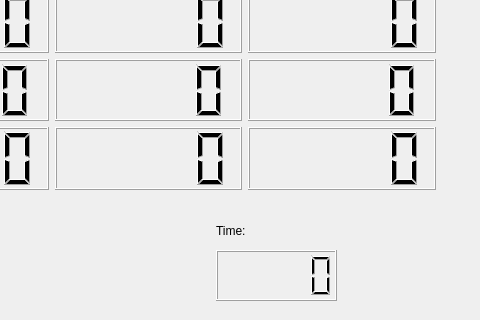
The window that Personnal-projects-C++/UI_C++/2048ui/Sources/mainwindow.ui (type-coder-engineer/Personnal-projects) describes before a commit, drawn with Qt 5; both pictures show x 384 to 864 and y 110 to 430 of the 864 by 430 pixel window.
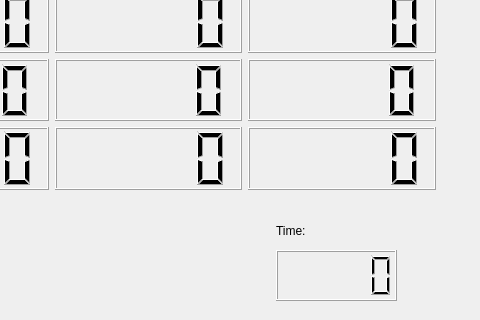
The same window after the commit.

The edit to the form file:
```diff
--- a/Personnal-projects-C++/UI_C++/2048ui/Sources/mainwindow.ui
+++ b/Personnal-projects-C++/UI_C++/2048ui/Sources/mainwindow.ui
@@ -17,7 +17,7 @@
    <widget class="QLCDNumber" name="timer">
     <property name="geometry">
      <rect>
-      <x>600</x>
+      <x>660</x>
       <y>360</y>
       <width>121</width>
       <height>51</height>
@@ -103,7 +103,7 @@
    <widget class="QLabel" name="label">
     <property name="geometry">
      <rect>
-      <x>600</x>
+      <x>660</x>
       <y>330</y>
       <width>61</width>
       <height>21</height>
```
